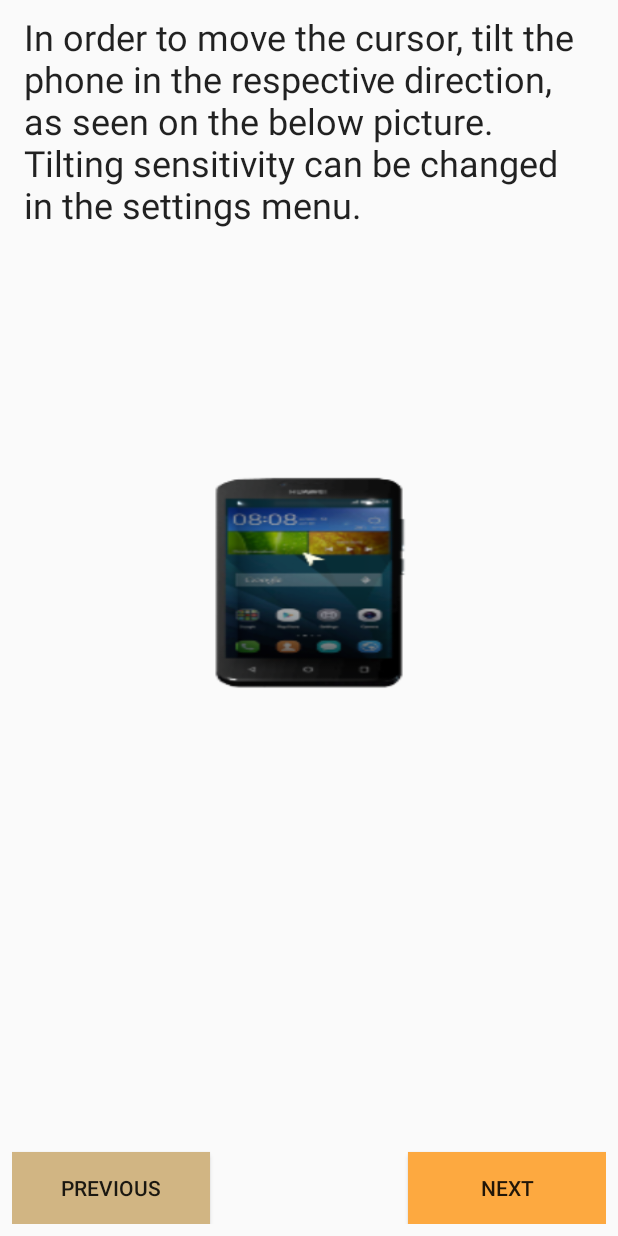
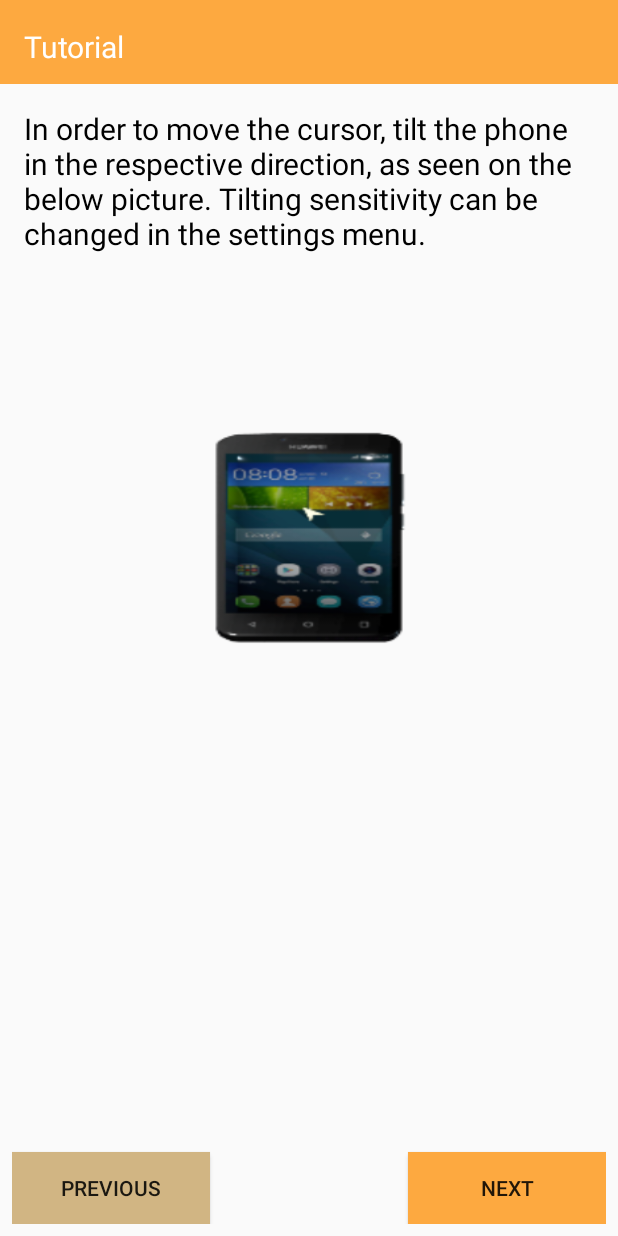
Before and after one commit to Revinz/P2_Application, an Android app: the screen it shows after launch (TutorialActivity), after a tap on "Tutorial", on a phone screen of 412 x 824 dp. Run offline under Robolectric (Android 15) with nearby library versions, the phone set to English and light mode, and no system bars; libraries missing offline, so code that uses them is left out: junit.framework.

Commit message:
layout fixes

```diff
--- a/app/src/main/res/layout/activity_mainmenu.xml
+++ b/app/src/main/res/layout/activity_mainmenu.xml
@@ -86,7 +86,7 @@
         android:layout_height="28dp"
         android:layout_marginBottom="8dp"
         android:layout_marginEnd="8dp"
-        android:layout_marginStart="8dp"
+        android:layout_marginStart="16dp"
         android:layout_marginTop="8dp"
         android:text="@string/gesture_app"
         android:textAppearance="@style/TextAppearance.AppCompat"
@@ -94,10 +94,10 @@
         android:textSize="20sp"
         app:layout_constraintBottom_toBottomOf="parent"
         app:layout_constraintEnd_toEndOf="parent"
-        app:layout_constraintHorizontal_bias="0.094"
+        app:layout_constraintHorizontal_bias="0.0"
         app:layout_constraintStart_toStartOf="parent"
         app:layout_constraintTop_toTopOf="parent"
-        app:layout_constraintVertical_bias="0.015" />
+        app:layout_constraintVertical_bias="0.013" />
 
     <ImageButton
         android:id="@+id/settings"
--- a/app/src/main/res/layout/activity_tutorial.xml
+++ b/app/src/main/res/layout/activity_tutorial.xml
@@ -7,6 +7,7 @@
     tools:context="aau.g202.p2_gesturebasedinteraction.TutorialActivity">
 
     <LinearLayout
+        android:id="@+id/linearLayout"
         android:layout_width="0dp"
         android:layout_height="0dp"
         android:layout_marginBottom="8dp"
@@ -16,20 +17,24 @@
         android:orientation="vertical"
         app:layout_constraintBottom_toBottomOf="parent"
         app:layout_constraintEnd_toEndOf="parent"
+        app:layout_constraintHorizontal_bias="0.0"
         app:layout_constraintStart_toStartOf="parent"
-        app:layout_constraintTop_toTopOf="parent">
+        app:layout_constraintTop_toTopOf="parent"
+        app:layout_constraintVertical_bias="0.0">
+
+        <Space
+            android:layout_width="match_parent"
+            android:layout_height="64dp" />
 
         <TextView
             android:id="@+id/TutorialText"
             style="@android:style/Widget.DeviceDefault.Light.TextView.SpinnerItem"
             android:layout_width="match_parent"
-            android:layout_height="270dp"
+            android:layout_height="191dp"
             android:text="In order to move the cursor, tilt the phone in the respective direction, as seen on the below picture. Tilting sensitivity can be changed in the settings menu."
-            android:textSize="24sp" />
-
-        <Space
-            android:layout_width="match_parent"
-            android:layout_height="15dp" />
+            android:textAlignment="viewStart"
+            android:textColor="@android:color/black"
+            android:textSize="20sp" />
 
         <ImageView
             android:id="@+id/gifView"
@@ -78,4 +83,37 @@
         </LinearLayout>
     </LinearLayout>
 
+    <android.support.v7.widget.Toolbar
+        android:id="@+id/toolbar5"
+        android:layout_width="460dp"
+        android:layout_height="56dp"
+        android:layout_marginBottom="8dp"
+        android:background="?attr/colorPrimary"
+        android:minHeight="?attr/actionBarSize"
+        android:theme="?attr/actionBarTheme"
+        app:layout_constraintBottom_toBottomOf="parent"
+        app:layout_constraintEnd_toEndOf="parent"
+        app:layout_constraintHorizontal_bias="0.51"
+        app:layout_constraintStart_toStartOf="parent"
+        app:layout_constraintTop_toTopOf="parent"
+        app:layout_constraintVertical_bias="0.0" />
+
+    <TextView
+        android:id="@+id/textView3"
+        android:layout_width="wrap_content"
+        android:layout_height="wrap_content"
+        android:layout_marginBottom="8dp"
+        android:layout_marginEnd="8dp"
+        android:layout_marginStart="16dp"
+        android:layout_marginTop="8dp"
+        android:text="Tutorial"
+        android:textColor="@android:color/background_light"
+        android:textSize="20sp"
+        app:layout_constraintBottom_toBottomOf="parent"
+        app:layout_constraintEnd_toEndOf="parent"
+        app:layout_constraintHorizontal_bias="0.0"
+        app:layout_constraintStart_toStartOf="parent"
+        app:layout_constraintTop_toTopOf="parent"
+        app:layout_constraintVertical_bias="0.012" />
+
 </android.support.constraint.ConstraintLayout>
```
Also changed, not shown: app/src/main/res/layout/activity_cursorlayout.xml (+4 -4 lines), app/src/main/res/layout/activity_scrolllayout.xml (+22 -0 lines).
